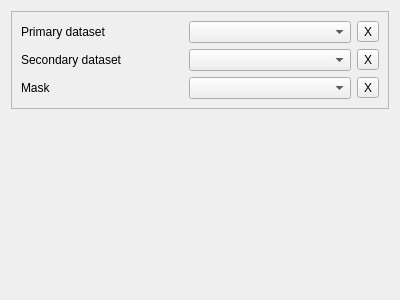
Above: Applications/Viewer/ExtendedViewerControls.ui from JanKolomaznik/MedV4D before the change. Below: the same form after it.
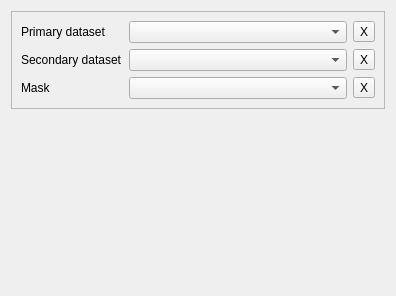
That is the form after the change. Custom widgets are drawn as their Qt base class.

The edit to the form file:
```diff
--- a/Applications/Viewer/ExtendedViewerControls.ui
+++ b/Applications/Viewer/ExtendedViewerControls.ui
@@ -6,8 +6,8 @@
    <rect>
     <x>0</x>
     <y>0</y>
-    <width>400</width>
-    <height>300</height>
+    <width>396</width>
+    <height>296</height>
    </rect>
   </property>
   <property name="windowTitle">
@@ -22,7 +22,7 @@
      <property name="frameShadow">
       <enum>QFrame::Raised</enum>
      </property>
-     <layout class="QGridLayout" name="gridLayout">
+     <layout class="QGridLayout" name="gridLayout" columnstretch="0,1,0">
       <item row="0" column="0">
        <widget class="QLabel" name="label">
         <property name="text">
```
Left out of the diff: 18 changed lines with no effect on the pictures.
